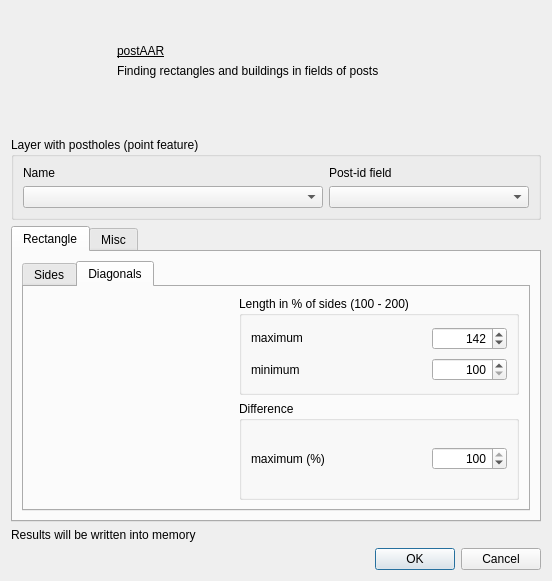
First picture: the form in postaar_dialog_base.ui, repository ISAAKiel/postAAR-python, before the edit.
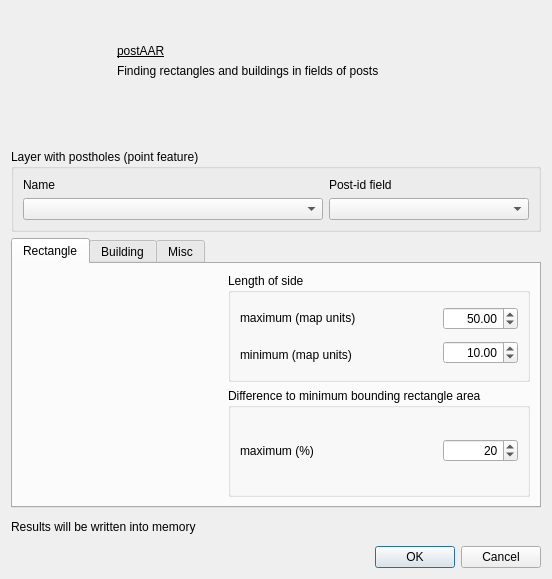
Second picture: the form after the edit. The open tabs and pages were chosen to show the change. Icons and pictures are not drawn. Custom widgets are drawn as their Qt base class.

The edit to the form file:
```diff
--- a/postaar_dialog_base.ui
+++ b/postaar_dialog_base.ui
@@ -8,7 +8,7 @@
     <x>0</x>
     <y>0</y>
     <width>550</width>
-    <height>544</height>
+    <height>579</height>
    </rect>
   </property>
   <property name="sizePolicy">
@@ -229,23 +229,7 @@
       <attribute name="title">
        <string>Rectangle</string>
       </attribute>
-      <layout class="QVBoxLayout" name="verticalLayout_17">
-       <item>
-        <widget class="QTabWidget" name="tabWidget_rectangle">
-         <property name="sizePolicy">
-          <sizepolicy hsizetype="MinimumExpanding" vsizetype="Minimum">
-           <horstretch>0</horstretch>
-           <verstretch>0</verstretch>
-          </sizepolicy>
-         </property>
-         <property name="currentIndex">
-          <number>0</number>
-         </property>
-         <widget class="QWidget" name="tab_sides">
-          <attribute name="title">
-           <string>Sides</string>
-          </attribute>
-          <layout class="QHBoxLayout" name="horizontalLayout_10">
+      <layout class="QHBoxLayout" name="horizontalLayout_2">
            <item>
             <widget class="QLabel" name="label">
              <property name="minimumSize">
@@ -347,7 +331,7 @@
                      <double>0.500000000000000</double>
                     </property>
                     <property name="value">
-                     <double>15.000000000000000</double>
+                 <double>50.000000000000000</double>
                     </property>
                    </widget>
                   </item>
@@ -378,7 +362,7 @@
                      <double>0.500000000000000</double>
                     </property>
                     <property name="value">
-                     <double>1.000000000000000</double>
+                 <double>10.000000000000000</double>
                     </property>
                    </widget>
                   </item>
@@ -390,7 +374,7 @@
              <item>
               <widget class="QGroupBox" name="groupBox_4">
                <property name="title">
-                <string>Difference between opposite sides</string>
+            <string>Difference to minimum bounding rectangle area</string>
                </property>
                <layout class="QHBoxLayout" name="horizontalLayout_6">
                 <item>
@@ -451,7 +435,7 @@
                      <double>1.000000000000000</double>
                     </property>
                     <property name="value">
-                     <double>5.000000000000000</double>
+                 <double>20.000000000000000</double>
                     </property>
                    </widget>
                   </item>
@@ -464,212 +448,36 @@
            </item>
           </layout>
          </widget>
-         <widget class="QWidget" name="tab_diagonals">
+     <widget class="QWidget" name="tab">
           <attribute name="title">
-           <string>Diagonals</string>
-          </attribute>
-          <layout class="QHBoxLayout" name="horizontalLayout_11">
-           <item>
-            <widget class="QLabel" name="label_2">
-             <property name="sizePolicy">
-              <sizepolicy hsizetype="Minimum" vsizetype="Minimum">
-               <horstretch>0</horstretch>
-               <verstretch>0</verstretch>
-              </sizepolicy>
-             </property>
-             <property name="minimumSize">
-              <size>
-               <width>200</width>
-               <height>200</height>
-              </size>
-             </property>
-             <property name="maximumSize">
-              <size>
-               <width>200</width>
-               <height>200</height>
-              </size>
-             </property>
-             <property name="text">
-              <string/>
-             </property>
-             <property name="pixmap">
-              <pixmap>:/plugins/postAAR/img/rect_diagonals.png</pixmap>
-             </property>
-             <property name="scaledContents">
-              <bool>true</bool>
-             </property>
-            </widget>
-           </item>
-           <item>
+       <string>Building</string>
+      </attribute>
             <layout class="QVBoxLayout" name="verticalLayout_11">
              <item>
               <widget class="QGroupBox" name="groupBox_6">
                <property name="title">
-                <string>Length in % of sides (100 - 200)</string>
-               </property>
-               <layout class="QHBoxLayout" name="horizontalLayout_7">
-                <item>
-                 <layout class="QVBoxLayout" name="verticalLayout_12">
-                  <item>
-                   <widget class="QLabel" name="label_3">
-                    <property name="text">
-                     <string>maximum</string>
-                    </property>
-                   </widget>
-                  </item>
-                  <item>
-                   <widget class="QLabel" name="label_4">
-                    <property name="text">
-                     <string>minimum</string>
+          <string>Calculate Buildings</string>
+         </property>
+         <property name="checkable">
+          <bool>true</bool>
+         </property>
+         <property name="checked">
+          <bool>false</bool>
                     </property>
                    </widget>
                   </item>
-                 </layout>
-                </item>
                 <item>
-                 <layout class="QVBoxLayout" name="verticalLayout_13">
-                  <item alignment="Qt::AlignRight">
-                   <widget class="QDoubleSpinBox" name="maximum_length_of_diagonal">
-                    <property name="minimumSize">
-                     <size>
-                      <width>75</width>
-                      <height>0</height>
-                     </size>
-                    </property>
-                    <property name="maximumSize">
+        <spacer name="verticalSpacer_2">
+         <property name="orientation">
+          <enum>Qt::Vertical</enum>
+         </property>
+         <property name="sizeHint" stdset="0">
                      <size>
-                      <width>75</width>
-                      <height>16777215</height>
-                     </size>
-                    </property>
-                    <property name="locale">
-                     <locale language="English" country="UnitedKingdom"/>
-                    </property>
-                    <property name="alignment">
-                     <set>Qt::AlignRight|Qt::AlignTrailing|Qt::AlignVCenter</set>
-                    </property>
-                    <property name="decimals">
-                     <number>0</number>
-                    </property>
-                    <property name="minimum">
-                     <double>100.000000000000000</double>
-                    </property>
-                    <property name="maximum">
-                     <double>200.000000000000000</double>
-                    </property>
-                    <property name="singleStep">
-                     <double>1.000000000000000</double>
-                    </property>
-                    <property name="value">
-                     <double>142.000000000000000</double>
-                    </property>
-                   </widget>
-                  </item>
-                  <item alignment="Qt::AlignRight">
-                   <widget class="QDoubleSpinBox" name="minimum_length_of_diagonal">
-                    <property name="minimumSize">
-                     <size>
-                      <width>75</width>
-                      <height>0</height>
-                     </size>
-                    </property>
-                    <property name="maximumSize">
-                     <size>
-                      <width>75</width>
-                      <height>16777215</height>
-                     </size>
-                    </property>
-                    <property name="locale">
-                     <locale language="English" country="UnitedKingdom"/>
-                    </property>
-                    <property name="alignment">
-                     <set>Qt::AlignRight|Qt::AlignTrailing|Qt::AlignVCenter</set>
-                    </property>
-                    <property name="decimals">
-                     <number>0</number>
-                    </property>
-                    <property name="minimum">
-                     <double>100.000000000000000</double>
-                    </property>
-                    <property name="maximum">
-                     <double>142.000000000000000</double>
-                    </property>
-                    <property name="singleStep">
-                     <double>1.000000000000000</double>
-                    </property>
-                    <property name="value">
-                     <double>100.000000000000000</double>
-                    </property>
-                   </widget>
-                  </item>
-                 </layout>
-                </item>
-               </layout>
-              </widget>
-             </item>
-             <item>
-              <widget class="QGroupBox" name="groupBox_7">
-               <property name="title">
-                <string>Difference</string>
-               </property>
-               <layout class="QHBoxLayout" name="horizontalLayout_8">
-                <item>
-                 <layout class="QVBoxLayout" name="verticalLayout_14">
-                  <item>
-                   <widget class="QLabel" name="label_5">
-                    <property name="text">
-                     <string>maximum (%)</string>
-                    </property>
-                   </widget>
-                  </item>
-                 </layout>
-                </item>
-                <item>
-                 <layout class="QVBoxLayout" name="verticalLayout_15">
-                  <item alignment="Qt::AlignRight">
-                   <widget class="QDoubleSpinBox" name="maximal_diagonal_difference">
-                    <property name="minimumSize">
-                     <size>
-                      <width>75</width>
-                      <height>0</height>
-                     </size>
-                    </property>
-                    <property name="maximumSize">
-                     <size>
-                      <width>75</width>
-                      <height>16777215</height>
-                     </size>
-                    </property>
-                    <property name="locale">
-                     <locale language="English" country="UnitedKingdom"/>
-                    </property>
-                    <property name="alignment">
-                     <set>Qt::AlignRight|Qt::AlignTrailing|Qt::AlignVCenter</set>
-                    </property>
-                    <property name="decimals">
-                     <number>0</number>
-                    </property>
-                    <property name="maximum">
-                     <double>100.000000000000000</double>
-                    </property>
-                    <property name="singleStep">
-                     <double>1.000000000000000</double>
-                    </property>
-                    <property name="value">
-                     <double>100.000000000000000</double>
-                    </property>
-                   </widget>
-                  </item>
-                 </layout>
-                </item>
-               </layout>
-              </widget>
-             </item>
-            </layout>
-           </item>
-          </layout>
-         </widget>
-        </widget>
+           <width>20</width>
+           <height>40</height>
+          </size>
+         </property>
+        </spacer>
        </item>
       </layout>
      </widget>
```
Left out of the diff: 4 changed lines with no effect on the pictures. Lines whose indentation alone changed are shown as unchanged.
